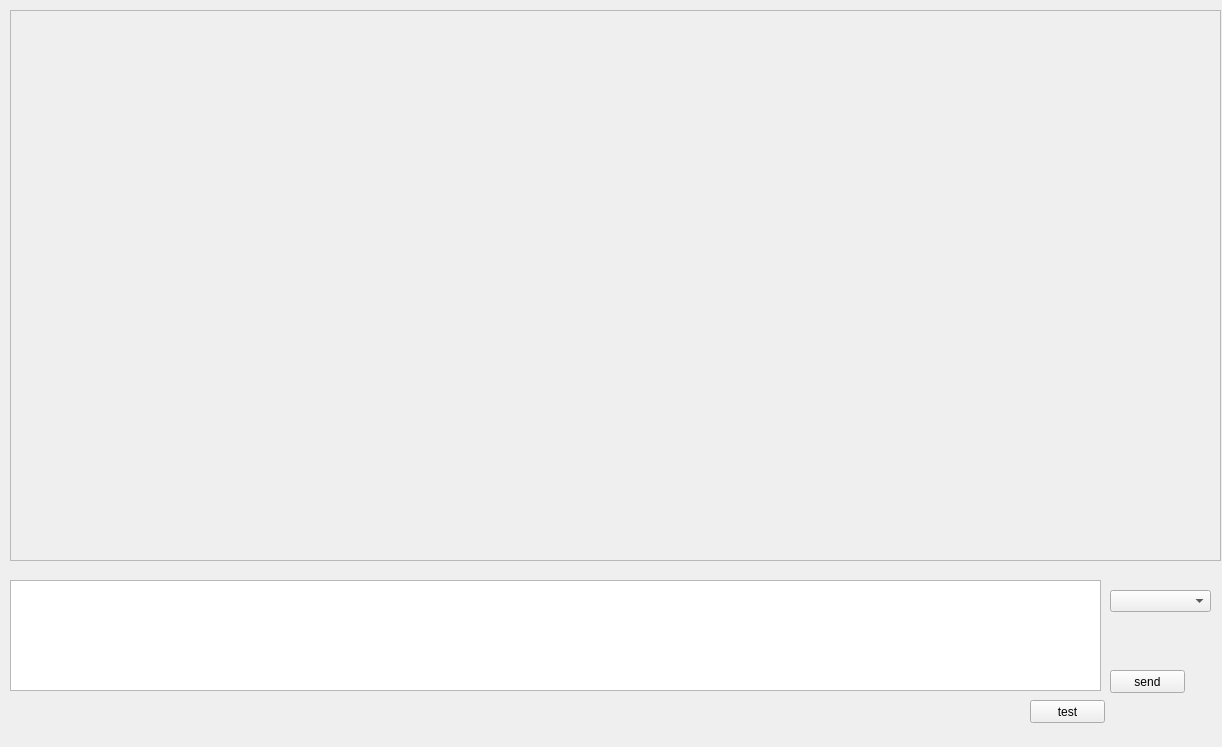
First picture: the form in chatmain.ui, repository HighBird007/gptDeskTop, before the edit.
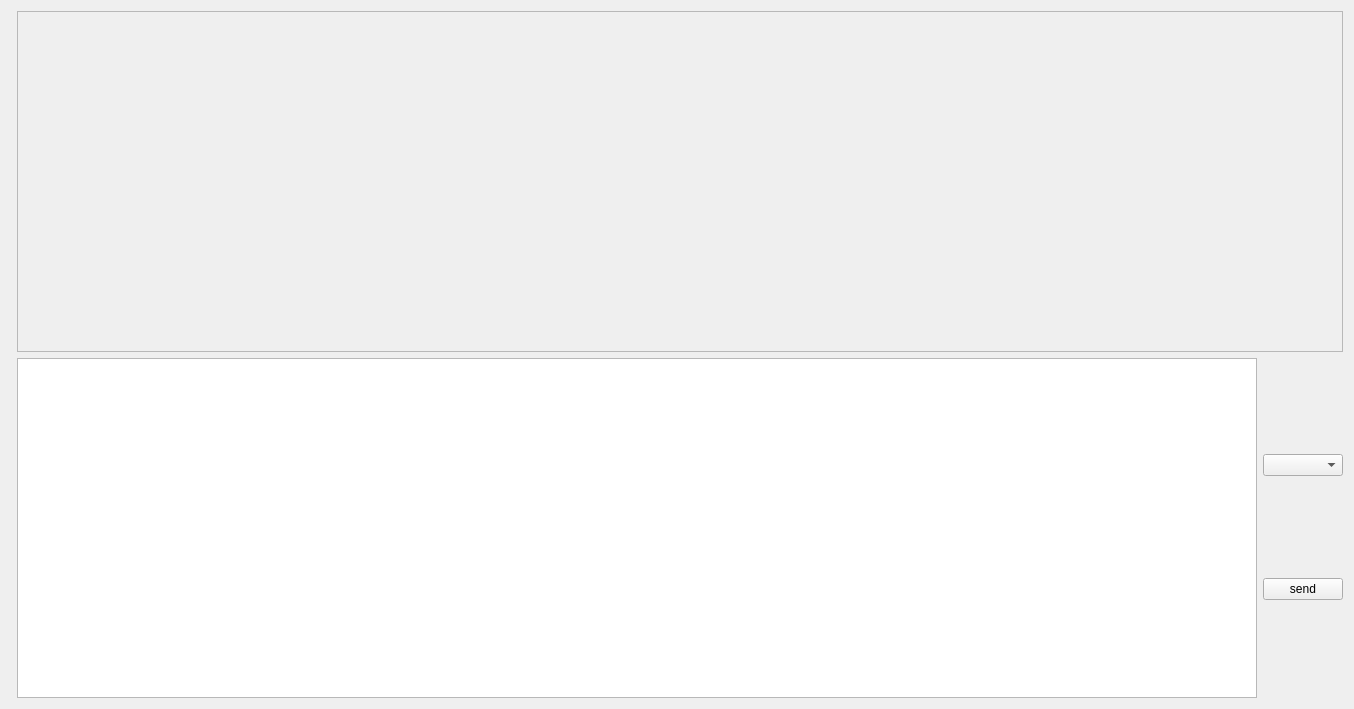
Second picture: the form after the edit. Custom widgets are drawn as their Qt base class.

Patch:
```diff
--- a/chatmain.ui
+++ b/chatmain.ui
@@ -6,48 +6,20 @@
    <rect>
     <x>0</x>
     <y>0</y>
-    <width>1222</width>
-    <height>747</height>
+    <width>1354</width>
+    <height>709</height>
    </rect>
   </property>
   <property name="windowTitle">
    <string>Form</string>
   </property>
-  <widget class="QTextEdit" name="textEdit_2">
-   <property name="geometry">
-    <rect>
-     <x>10</x>
-     <y>580</y>
-     <width>1091</width>
-     <height>111</height>
-    </rect>
-   </property>
-  </widget>
-  <widget class="QPushButton" name="pushButton">
-   <property name="geometry">
-    <rect>
-     <x>1110</x>
-     <y>670</y>
-     <width>75</width>
-     <height>23</height>
-    </rect>
-   </property>
-   <property name="text">
-    <string>send</string>
-   </property>
-   <property name="shortcut">
-    <string>Return</string>
-   </property>
-  </widget>
+  <layout class="QGridLayout" name="gridLayout">
+   <item row="0" column="0">
+    <layout class="QFormLayout" name="formLayout">
+     <item row="0" column="1">
+      <layout class="QVBoxLayout" name="verticalLayout">
+       <item>
   <widget class="QScrollArea" name="scrollArea">
-   <property name="geometry">
-    <rect>
-     <x>10</x>
-     <y>10</y>
-     <width>1211</width>
-     <height>551</height>
-    </rect>
-   </property>
    <property name="widgetResizable">
     <bool>true</bool>
    </property>
@@ -56,54 +28,51 @@
      <rect>
       <x>0</x>
       <y>0</y>
-      <width>1209</width>
-      <height>549</height>
+            <width>1324</width>
+            <height>339</height>
      </rect>
     </property>
    </widget>
   </widget>
-  <widget class="QComboBox" name="comboBox">
-   <property name="geometry">
-    <rect>
-     <x>1110</x>
-     <y>590</y>
-     <width>101</width>
-     <height>22</height>
-    </rect>
-   </property>
-  </widget>
-  <widget class="statusshow" name="widget" native="true">
-   <property name="geometry">
-    <rect>
-     <x>20</x>
-     <y>690</y>
-     <width>1191</width>
-     <height>51</height>
-    </rect>
-   </property>
-   <widget class="QPushButton" name="pushButton_2">
-    <property name="geometry">
-     <rect>
-      <x>1010</x>
-      <y>10</y>
-      <width>75</width>
-      <height>23</height>
-     </rect>
-    </property>
+       </item>
+       <item>
+        <layout class="QHBoxLayout" name="text">
+         <item>
+          <widget class="QTextEdit" name="textEdit_2"/>
+         </item>
+         <item>
+          <layout class="QVBoxLayout" name="send">
+           <item>
+            <widget class="QComboBox" name="comboBox"/>
+           </item>
+           <item>
+            <widget class="QPushButton" name="pushButton">
     <property name="text">
-     <string>test</string>
+              <string>send</string>
     </property>
     <property name="shortcut">
      <string>Return</string>
     </property>
    </widget>
-  </widget>
+           </item>
+          </layout>
+         </item>
+        </layout>
+       </item>
+      </layout>
+     </item>
+     <item row="0" column="0">
+      <widget class="chatLabelsShow" name="widget_2" native="true"/>
+     </item>
+    </layout>
+   </item>
+  </layout>
  </widget>
  <customwidgets>
   <customwidget>
-   <class>statusshow</class>
+   <class>chatLabelsShow</class>
    <extends>QWidget</extends>
-   <header>statusshow.h</header>
+   <header>chatlabelsshow.h</header>
    <container>1</container>
   </customwidget>
  </customwidgets>
```
Lines whose indentation alone changed are shown as unchanged.
